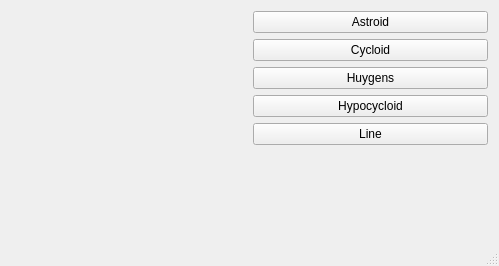
The window that mainwindow.ui (Sam-TheRezian/CurvesWithQt) describes before a commit, drawn with Qt 5.
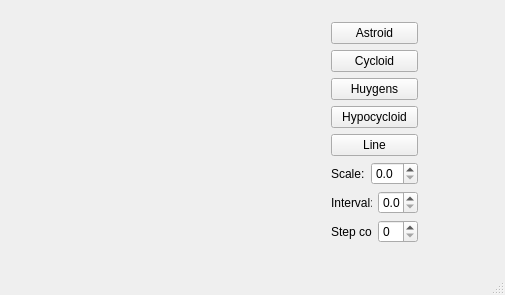
The same window after the commit. Custom widgets are drawn as their Qt base class.

Diff of the .ui file:
```diff
--- a/mainwindow.ui
+++ b/mainwindow.ui
@@ -6,25 +6,36 @@
    <rect>
     <x>0</x>
     <y>0</y>
-    <width>499</width>
-    <height>266</height>
+    <width>505</width>
+    <height>295</height>
    </rect>
   </property>
   <property name="windowTitle">
    <string>MainWindow</string>
   </property>
   <widget class="QWidget" name="centralWidget">
-   <layout class="QGridLayout" name="gridLayout">
-    <item row="0" column="0">
-     <layout class="QHBoxLayout" name="horizontalLayout">
-      <item>
        <widget class="RenderArea" name="renderArea" native="true">
         <property name="enabled">
          <bool>true</bool>
         </property>
-       </widget>
-      </item>
-      <item>
+    <property name="geometry">
+     <rect>
+      <x>10</x>
+      <y>10</y>
+      <width>281</width>
+      <height>251</height>
+     </rect>
+    </property>
+   </widget>
+   <widget class="QWidget" name="layoutWidget">
+    <property name="geometry">
+     <rect>
+      <x>320</x>
+      <y>11</y>
+      <width>109</width>
+      <height>243</height>
+     </rect>
+    </property>
        <layout class="QVBoxLayout" name="verticalLayout">
         <item>
          <widget class="QPushButton" name="btnAstroid">
@@ -61,6 +72,69 @@
           </property>
          </widget>
         </item>
+     <item>
+      <layout class="QHBoxLayout" name="horizontalLayout">
+       <item>
+        <widget class="QLabel" name="label">
+         <property name="text">
+          <string>Scale:</string>
+         </property>
+        </widget>
+       </item>
+       <item>
+        <widget class="QDoubleSpinBox" name="spinScale">
+         <property name="decimals">
+          <number>1</number>
+         </property>
+         <property name="singleStep">
+          <double>0.500000000000000</double>
+         </property>
+        </widget>
+       </item>
+      </layout>
+     </item>
+     <item>
+      <layout class="QHBoxLayout" name="horizontalLayout_2">
+       <item>
+        <widget class="QLabel" name="label_2">
+         <property name="text">
+          <string>Interval:</string>
+         </property>
+        </widget>
+       </item>
+       <item>
+        <widget class="QDoubleSpinBox" name="spinInterval">
+         <property name="decimals">
+          <number>1</number>
+         </property>
+         <property name="singleStep">
+          <double>0.500000000000000</double>
+         </property>
+        </widget>
+       </item>
+      </layout>
+     </item>
+     <item>
+      <layout class="QHBoxLayout" name="horizontalLayout_3">
+       <item>
+        <widget class="QLabel" name="label_3">
+         <property name="text">
+          <string>Step count:</string>
+         </property>
+        </widget>
+       </item>
+       <item>
+        <widget class="QSpinBox" name="spinStepCount">
+         <property name="maximum">
+          <number>256</number>
+         </property>
+         <property name="singleStep">
+          <number>5</number>
+         </property>
+        </widget>
+       </item>
+      </layout>
+     </item>
         <item>
          <spacer name="verticalSpacer">
           <property name="orientation">
@@ -75,10 +149,7 @@
          </spacer>
         </item>
        </layout>
-      </item>
-     </layout>
-    </item>
-   </layout>
+   </widget>
   </widget>
   <widget class="QStatusBar" name="statusBar"/>
  </widget>
```
Lines whose indentation alone changed are shown as unchanged.
